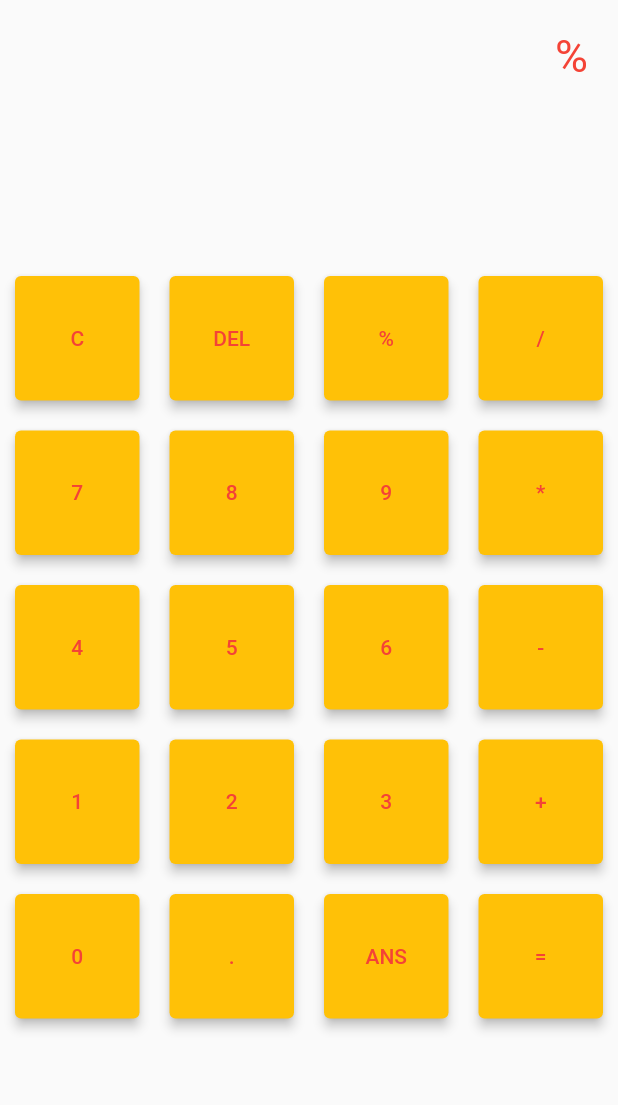
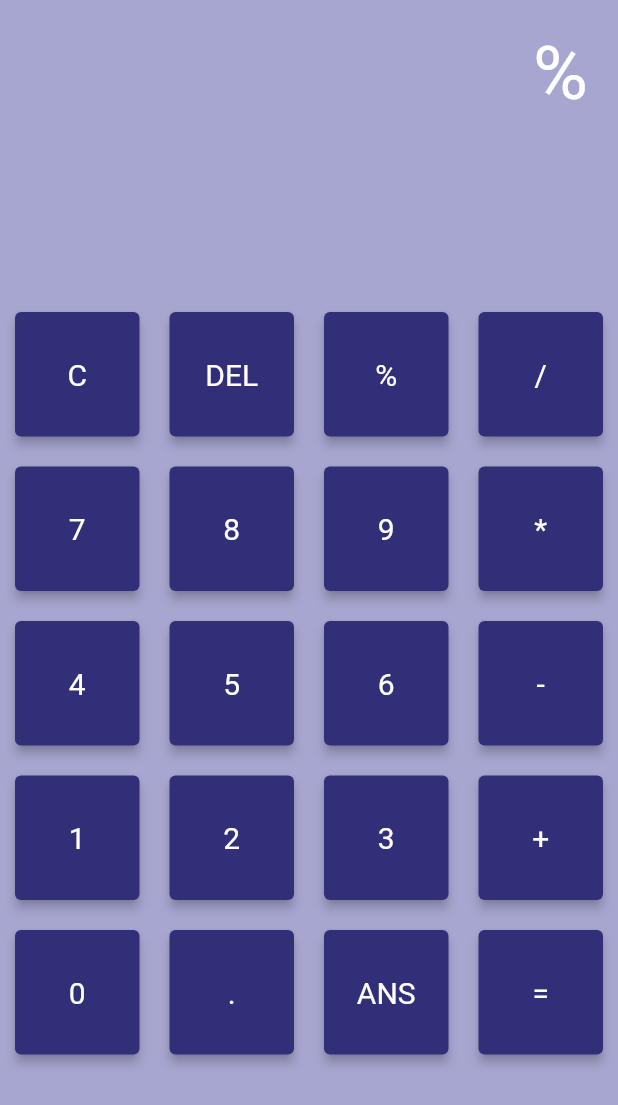
Before and after one commit to anaclara-s/calculadora, a Flutter app: the screen it shows after launch, after a tap on an icon or button, on a phone screen of 412 x 824 dp. Shown: the top 1105 px of the screen. Run offline on Flutter 3.47's test engine with Material 2 defaults, Android fonts, the phone set to English and light mode, and no system bars; our stand-ins replace math_expressions.

Commit message:
Ajustes de desing

```diff
--- a/lib/calculator.dart
+++ b/lib/calculator.dart
@@ -20,8 +20,6 @@ class _CalculatorState extends State<Calculator> {
   Widget build(BuildContext context) {
     return Scaffold(
       body: Column(
-        mainAxisAlignment: MainAxisAlignment.center,
-        crossAxisAlignment: CrossAxisAlignment.center,
         children: <Widget>[
           Container(
             padding: EdgeInsets.all(kEdgeInsets),
@@ -29,8 +27,8 @@ class _CalculatorState extends State<Calculator> {
             child: Text(
               screenOperation,
               style: const TextStyle(
-                fontSize: 30,
-                color: Colors.red,
+                fontSize: 50,
+                color: Colors.white,
               ),
             ),
           ),
@@ -41,7 +39,7 @@ class _CalculatorState extends State<Calculator> {
               screenResult,
               style: const TextStyle(
                 fontSize: 50,
-                color: Colors.pink,
+                color: Colors.white,
               ),
             ),
           ),
@@ -73,11 +71,6 @@ class _CalculatorState extends State<Calculator> {
                           });
                         }
                       },
-                      style: ElevatedButton.styleFrom(
-                        foregroundColor: Colors.red,
-                        backgroundColor: Colors.amber,
-                        elevation: 3,
-                      ),
                       child: Text(
                         buttons[index],
                       ),
--- a/lib/constants.dart
+++ b/lib/constants.dart
@@ -1,6 +1,6 @@
 import 'package:flutter/material.dart';
 
-const bgPrimaryColor = Color.fromARGB(255, 0, 102, 255);
-const bgSecundaryColor = Color.fromARGB(255, 119, 0, 255);
-const hingLigthColor = Color.fromARGB(255, 0, 255, 128);
+const bgScaffoldColor = Color.fromARGB(246, 164, 163, 206);
+const bgElevatedButtonColor = Color.fromARGB(255, 49, 47, 120);
+const fontColor = Colors.white;
 double kEdgeInsets = 20;
--- a/lib/main.dart
+++ b/lib/main.dart
@@ -1,9 +1,11 @@
 import 'package:flutter/material.dart';
 
 import 'calculator.dart';
+import 'theme_data.dart';
 
 void main() => runApp(
-      const MaterialApp(
+      MaterialApp(
+        theme: CustomThemeData.getThemeData(),
         home: Calculator(),
       ),
     );
--- /dev/null
+++ b/lib/theme_data.dart
@@ -0,0 +1,21 @@
+import 'package:flutter/material.dart';
+
+import 'constants.dart';
+
+class CustomThemeData {
+  static ThemeData getThemeData() {
+    return ThemeData(
+      scaffoldBackgroundColor: bgScaffoldColor,
+      elevatedButtonTheme: ElevatedButtonThemeData(
+        style: ElevatedButton.styleFrom(
+          backgroundColor: bgElevatedButtonColor,
+          textStyle: TextStyle(
+            color: fontColor,
+            fontSize: 20,
+          ),
+          elevation: 3,
+        ),
+      ),
+    );
+  }
+}
```
